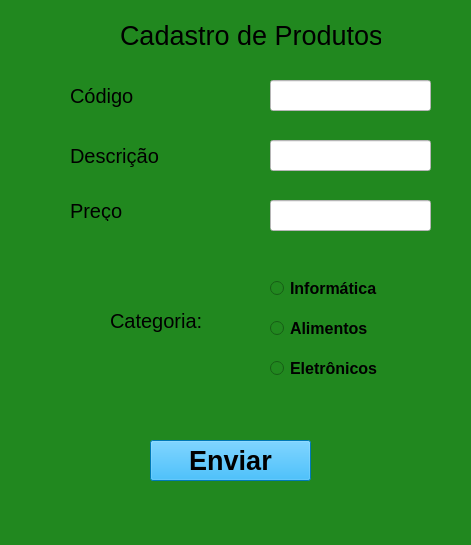
First picture: the form in formulario01.ui, repository Wilderick-Souza/Sistema-Python-MySQL, before the edit.
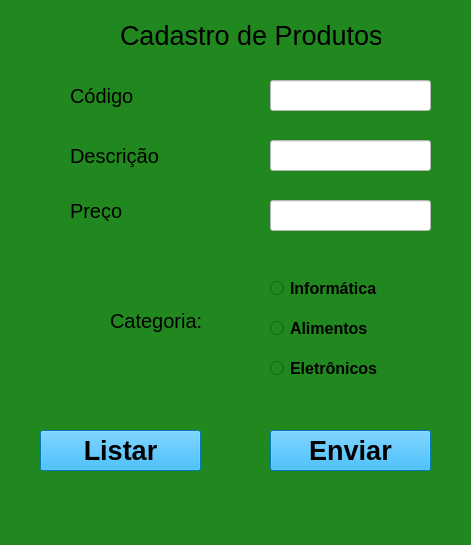
Second picture: the form after the edit.

Diff of the .ui file:
```diff
--- a/formulario01.ui
+++ b/formulario01.ui
@@ -215,8 +215,8 @@
    <widget class="QPushButton" name="pushButton">
     <property name="geometry">
      <rect>
-      <x>150</x>
-      <y>440</y>
+      <x>270</x>
+      <y>430</y>
       <width>161</width>
       <height>41</height>
      </rect>
@@ -235,6 +235,32 @@
      <string>Enviar</string>
     </property>
    </widget>
+   <widget class="QPushButton" name="pushButton_2">
+    <property name="geometry">
+     <rect>
+      <x>40</x>
+      <y>430</y>
+      <width>161</width>
+      <height>41</height>
+     </rect>
+    </property>
+    <property name="font">
+     <font>
+      <pointsize>20</pointsize>
+      <weight>75</weight>
+      <bold>true</bold>
+     </font>
+    </property>
+    <property name="cursor">
+     <cursorShape>PointingHandCursor</cursorShape>
+    </property>
+    <property name="styleSheet">
+     <string notr="true">background-color: rgb(0, 170, 255);</string>
+    </property>
+    <property name="text">
+     <string>Listar</string>
+    </property>
+   </widget>
   </widget>
   <widget class="QMenuBar" name="menubar">
    <property name="geometry">
```
Left out of the diff: 3 changed lines with no effect on the pictures.
